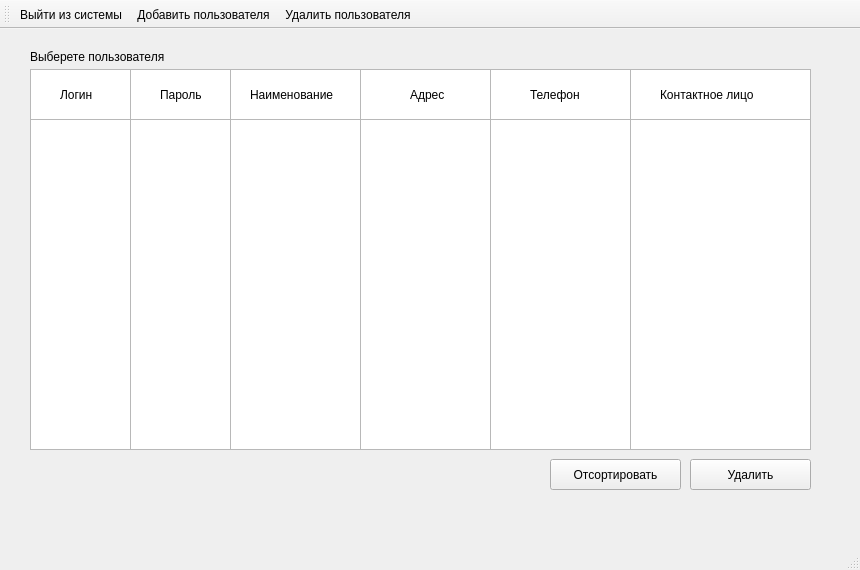
This is Source/MDKP/adminwindowdeluser.ui in striction10/MDKP as Qt 5 draws it before an edit. The edited form follows.
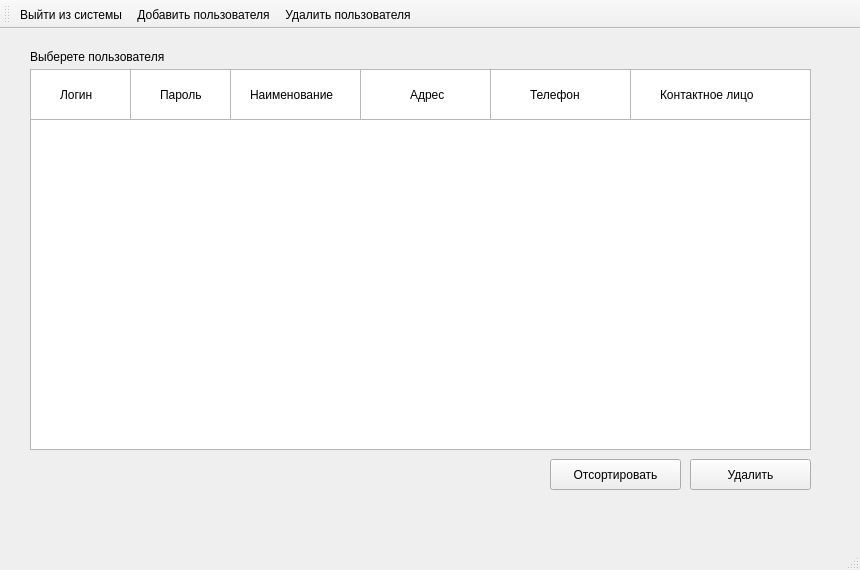
This is the edited form.

Patch:
```diff
--- a/Source/MDKP/adminwindowdeluser.ui
+++ b/Source/MDKP/adminwindowdeluser.ui
@@ -40,36 +40,6 @@
      <string>Отсортировать</string>
     </property>
    </widget>
-   <widget class="QColumnView" name="columnView_4">
-    <property name="geometry">
-     <rect>
-      <x>360</x>
-      <y>40</y>
-      <width>131</width>
-      <height>381</height>
-     </rect>
-    </property>
-   </widget>
-   <widget class="QColumnView" name="columnView_6">
-    <property name="geometry">
-     <rect>
-      <x>630</x>
-      <y>40</y>
-      <width>181</width>
-      <height>381</height>
-     </rect>
-    </property>
-   </widget>
-   <widget class="QColumnView" name="columnView">
-    <property name="geometry">
-     <rect>
-      <x>30</x>
-      <y>40</y>
-      <width>101</width>
-      <height>381</height>
-     </rect>
-    </property>
-   </widget>
    <widget class="QTableWidget" name="tableWidget">
     <property name="geometry">
      <rect>
@@ -83,16 +53,6 @@
      <string>&lt;html&gt;&lt;head/&gt;&lt;body&gt;&lt;p&gt;&lt;br/&gt;&lt;/p&gt;&lt;/body&gt;&lt;/html&gt;</string>
     </property>
    </widget>
-   <widget class="QColumnView" name="columnView_3">
-    <property name="geometry">
-     <rect>
-      <x>230</x>
-      <y>40</y>
-      <width>131</width>
-      <height>381</height>
-     </rect>
-    </property>
-   </widget>
    <widget class="QLabel" name="label_2">
     <property name="geometry">
      <rect>
@@ -132,26 +92,6 @@
      <string>Контактное лицо</string>
     </property>
    </widget>
-   <widget class="QColumnView" name="columnView_5">
-    <property name="geometry">
-     <rect>
-      <x>490</x>
-      <y>40</y>
-      <width>141</width>
-      <height>381</height>
-     </rect>
-    </property>
-   </widget>
-   <widget class="QColumnView" name="columnView_2">
-    <property name="geometry">
-     <rect>
-      <x>130</x>
-      <y>40</y>
-      <width>101</width>
-      <height>381</height>
-     </rect>
-    </property>
-   </widget>
    <widget class="QLabel" name="label">
     <property name="geometry">
      <rect>
```
Left out of the diff: 6 changed lines with no effect on the pictures.
